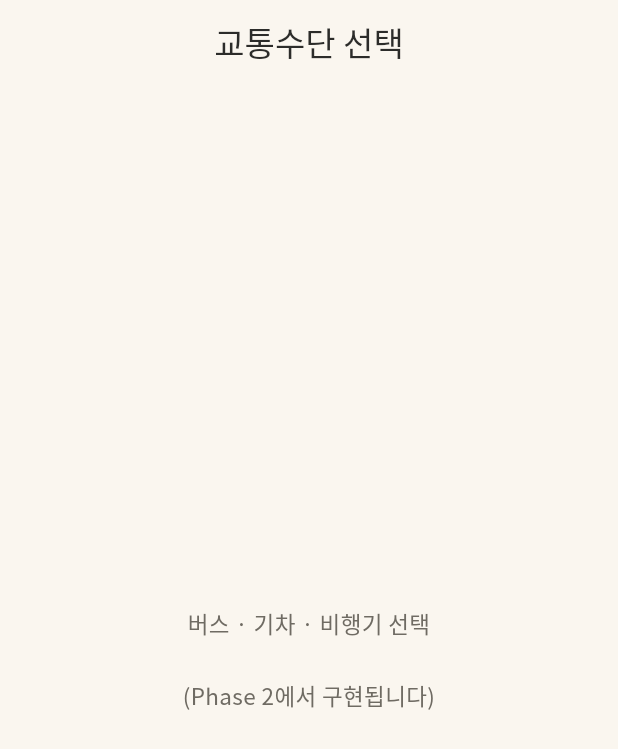
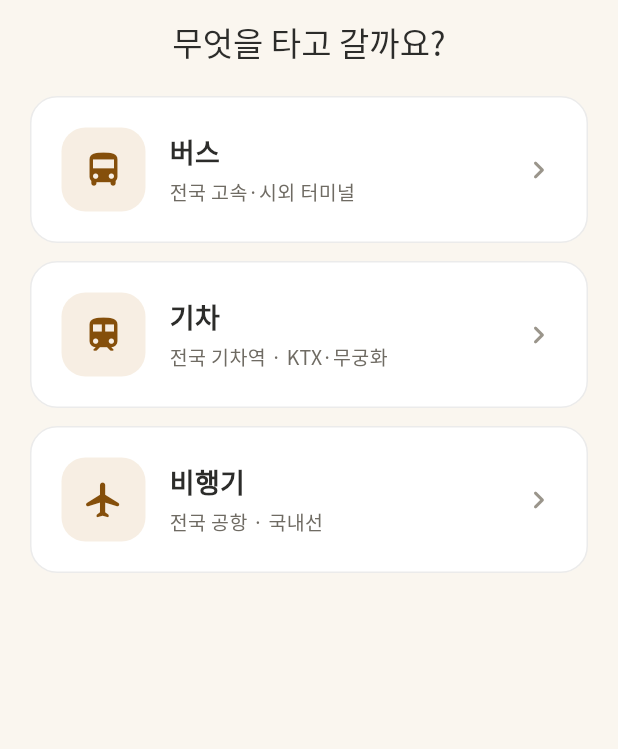
Before and after one commit to Gusle01/korean_focus, a Flutter app: the screen it shows after launch, after a tap on "새 여정 시작", on a phone screen of 412 x 824 dp. Shown: the top 749 px of the screen. Run offline on Flutter 3.47's test engine with Material 3 defaults, Android fonts, the phone set to English and light mode, and no system bars; our stand-ins replace flutter_riverpod, go_router, google_fonts, hive, hive_flutter; accounts and stored records are empty.

Commit message:
feat(phase2): 교통수단 선택 + 출발/도착 선택(검색) + 여정 확인
TransportSelectScreen(버스/기차/비행기), PlaceSelectScreen(검색·origin/destination 공용·mode별 State 분리), JourneyConfirmScreen(buildRoute 소요시간 표시). JourneySelection Riverpod provider + go_router 확장. 홈 '새 여정 시작' 시 선택 초기화. 위젯 흐름 테스트 추가(총 10개 통과), analyze clean.

Co-Authored-By: Claude Opus 4.8 <noreply@anthropic.com>

```diff
--- a/lib/core/router/app_router.dart
+++ b/lib/core/router/app_router.dart
@@ -1,7 +1,10 @@
+import 'package:flutter/widgets.dart';
 import 'package:go_router/go_router.dart';
 
-import '../../features/common/placeholder_screen.dart';
+import '../../features/confirm/journey_confirm_screen.dart';
 import '../../features/home/home_screen.dart';
+import '../../features/place/place_select_screen.dart';
+import '../../features/transport/transport_select_screen.dart';
 
 final appRouter = GoRouter(
   initialLocation: '/',
@@ -9,10 +12,19 @@ final appRouter = GoRouter(
     GoRoute(path: '/', builder: (context, state) => const HomeScreen()),
     GoRoute(
       path: '/transport',
-      builder: (context, state) => const PlaceholderScreen(
-        title: '교통수단 선택',
-        message: '버스 · 기차 · 비행기 선택\n\n(Phase 2에서 구현됩니다)',
-      ),
+      builder: (context, state) => const TransportSelectScreen(),
+    ),
+    GoRoute(
+      path: '/place/:mode',
+      builder: (context, state) {
+        final mode = state.pathParameters['mode'] ?? 'origin';
+        // mode별로 State(검색어)를 분리해 출발→도착 전환 시 초기화되도록.
+        return PlaceSelectScreen(key: ValueKey('place_$mode'), mode: mode);
+      },
+    ),
+    GoRoute(
+      path: '/confirm',
+      builder: (context, state) => const JourneyConfirmScreen(),
     ),
   ],
 );
--- /dev/null
+++ b/lib/core/ui/transport_icon.dart
@@ -0,0 +1,10 @@
+import 'package:flutter/material.dart';
+
+import '../../data/models/transport_type.dart';
+
+/// 교통수단 → Material 아이콘 매핑 (UI 전용).
+IconData transportIcon(TransportType type) => switch (type) {
+      TransportType.bus => Icons.directions_bus_rounded,
+      TransportType.train => Icons.train_rounded,
+      TransportType.airplane => Icons.flight_rounded,
+    };
--- a/lib/features/home/home_screen.dart
+++ b/lib/features/home/home_screen.dart
@@ -7,6 +7,7 @@ import '../../core/utils/duration_format.dart';
 import '../../data/models/focus_session.dart';
 import '../../data/models/transport_type.dart';
 import '../../data/repositories/session_repository.dart';
+import '../journey/journey_selection_provider.dart';
 
 class HomeScreen extends ConsumerWidget {
   const HomeScreen({super.key});
@@ -32,7 +33,10 @@ class HomeScreen extends ConsumerWidget {
             const SizedBox(height: 16),
             _TodayCard(seconds: todaySeconds),
             const SizedBox(height: 24),
-            _StartButton(onTap: () => context.go('/transport')),
+            _StartButton(onTap: () {
+              ref.read(journeySelectionProvider.notifier).reset();
+              context.go('/transport');
+            }),
             const SizedBox(height: 32),
             Text(
               '최근 여정',
--- /dev/null
+++ b/lib/features/transport/transport_select_screen.dart
@@ -0,0 +1,110 @@
+import 'package:flutter/material.dart';
+import 'package:flutter_riverpod/flutter_riverpod.dart';
+import 'package:go_router/go_router.dart';
+
+import '../../core/theme/app_colors.dart';
+import '../../core/ui/transport_icon.dart';
+import '../../data/models/transport_type.dart';
+import '../journey/journey_selection_provider.dart';
+
+class TransportSelectScreen extends ConsumerWidget {
+  const TransportSelectScreen({super.key});
+
+  static const _subtitles = {
+    TransportType.bus: '전국 고속·시외 터미널',
+    TransportType.train: '전국 기차역 · KTX·무궁화',
+    TransportType.airplane: '전국 공항 · 국내선',
+  };
+
+  @override
+  Widget build(BuildContext context, WidgetRef ref) {
+    return Scaffold(
+      appBar: AppBar(title: const Text('무엇을 타고 갈까요?')),
+      body: SafeArea(
+        child: ListView(
+          padding: const EdgeInsets.fromLTRB(20, 8, 20, 32),
+          children: [
+            for (final t in TransportType.values) ...[
+              _TransportCard(
+                type: t,
+                subtitle: _subtitles[t]!,
+                onTap: () {
+                  ref
+                      .read(journeySelectionProvider.notifier)
+                      .selectTransport(t);
+                  context.go('/place/origin');
+                },
+              ),
+              const SizedBox(height: 12),
+            ],
+          ],
+        ),
+      ),
+    );
+  }
+}
+
+class _TransportCard extends StatelessWidget {
+  const _TransportCard({
+    required this.type,
+    required this.subtitle,
+    required this.onTap,
+  });
+
+  final TransportType type;
+  final String subtitle;
+  final VoidCallback onTap;
+
+  @override
+  Widget build(BuildContext context) {
+    return Material(
+      color: AppColors.surface,
+      borderRadius: BorderRadius.circular(18),
+      child: InkWell(
+        borderRadius: BorderRadius.circular(18),
+        onTap: onTap,
+        child: Container(
+          padding: const EdgeInsets.all(20),
+          decoration: BoxDecoration(
+            borderRadius: BorderRadius.circular(18),
+            border: Border.all(color: AppColors.line),
+          ),
+          child: Row(
+            children: [
+              Container(
+                width: 56,
+                height: 56,
+                alignment: Alignment.center,
+                decoration: BoxDecoration(
+                  color: AppColors.primary.withValues(alpha: 0.12),
+                  borderRadius: BorderRadius.circular(16),
+                ),
+                child: Icon(transportIcon(type),
+                    color: AppColors.primaryDark, size: 28),
+              ),
+              const SizedBox(width: 16),
+              Expanded(
+                child: Column(
+                  crossAxisAlignment: CrossAxisAlignment.start,
+                  children: [
+                    Text(type.label,
+                        style: const TextStyle(
+                            fontSize: 18,
+                            fontWeight: FontWeight.w600,
+                            color: AppColors.textPrimary)),
+                    const SizedBox(height: 4),
+                    Text(subtitle,
+                        style: const TextStyle(
+                            fontSize: 13, color: AppColors.textSecondary)),
+                  ],
+                ),
+              ),
+              const Icon(Icons.chevron_right_rounded,
+                  color: AppColors.textTertiary),
+            ],
+          ),
+        ),
+      ),
+    );
+  }
+}
```
Also changed, not shown: lib/features/confirm/journey_confirm_screen.dart (added, +188 -0 lines), lib/features/journey/journey_selection_provider.dart (added, +45 -0 lines), lib/features/place/place_select_screen.dart (added, +195 -0 lines), 1 other file.
